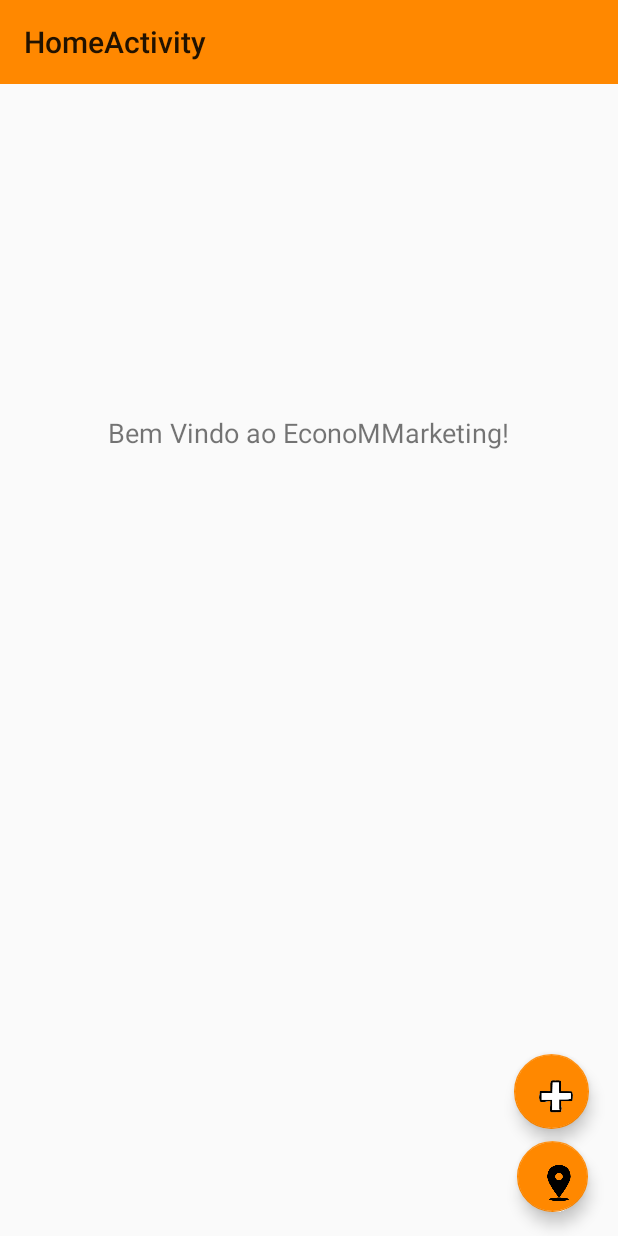
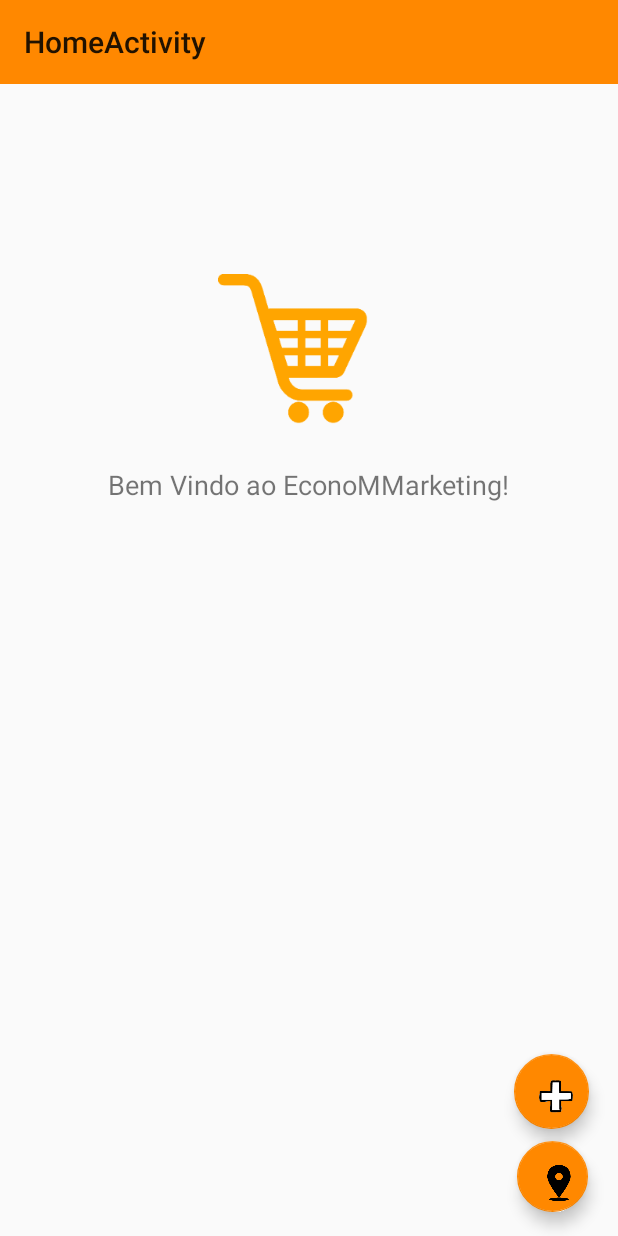
Before and after one commit to caiomnt/PI2, an Android app: the HomeActivity screen opened directly, with no data from a screen before it, on a phone screen of 412 x 824 dp. Run offline under Robolectric (Android 15) with nearby library versions, the phone set to English and light mode, and no system bars; Roboto replaces fonts that are not available here.

Commit message:
Adicao e alteracao de telas

```diff
--- a/EconoMMarket/app/src/main/AndroidManifest.xml
+++ b/EconoMMarket/app/src/main/AndroidManifest.xml
@@ -80,6 +80,7 @@
         </activity>
         <activity android:name=".OpcoesCervejas" />
         <activity android:name=".filtragem" />
+        <activity android:name=".Pacote"></activity>
     </application>
 
 </manifest>
--- a/EconoMMarket/app/src/main/java/pi2/econommarket/ConfiguracaoFirebase.java
+++ b/EconoMMarket/app/src/main/java/pi2/econommarket/ConfiguracaoFirebase.java
@@ -11,7 +11,7 @@ public class ConfiguracaoFirebase {
 
     public static DatabaseReference getFirebase(){
         if(referenciaFirebase == null){
-            referenciaFirebase = FirebaseDatabase.getInstance().getReference("pao/cerveja/Cervejas");
+            referenciaFirebase = FirebaseDatabase.getInstance().getReference("/pao/cerveja/Cervejas/-LF9QmgVUREVmJrGb-NS");
         }
         return referenciaFirebase;
     }
--- a/EconoMMarket/app/src/main/res/layout/activity_home.xml
+++ b/EconoMMarket/app/src/main/res/layout/activity_home.xml
@@ -55,6 +55,19 @@
         app:layout_constraintEnd_toEndOf="parent"
         app:layout_constraintStart_toStartOf="parent"
         app:layout_constraintTop_toBottomOf="@+id/toolbar"
-        app:layout_constraintVertical_bias="0.293" />
+        app:layout_constraintVertical_bias="0.341" />
+
+    <ImageView
+        android:id="@+id/imageView2"
+        android:layout_width="100dp"
+        android:layout_height="100dp"
+        android:layout_marginBottom="28dp"
+        android:layout_marginEnd="8dp"
+        android:layout_marginStart="8dp"
+        app:layout_constraintBottom_toTopOf="@+id/textView8"
+        app:layout_constraintEnd_toEndOf="parent"
+        app:layout_constraintHorizontal_bias="0.463"
+        app:layout_constraintStart_toStartOf="parent"
+        app:srcCompat="@mipmap/cart_512" />
 
 </android.support.constraint.ConstraintLayout>
--- a/EconoMMarket/app/src/main/res/values/styles.xml
+++ b/EconoMMarket/app/src/main/res/values/styles.xml
@@ -3,8 +3,8 @@
     <!-- Base application theme. -->
     <style name="AppTheme" parent="Theme.AppCompat.Light.DarkActionBar">
         <!-- Customize your theme here. -->
-        <item name="colorPrimary">#3F51B5</item>
-        <item name="colorPrimaryDark">#303F9F</item>
+        <item name="colorPrimary">@android:color/holo_orange_dark</item>
+        <item name="colorPrimaryDark">#f17548</item>
         <item name="colorAccent">#FF4081</item>
     </style>
 
```
Also changed, not shown: EconoMMarket/app/src/main/java/pi2/econommarket/Pacote.java (added, +13 -0 lines), EconoMMarket/app/src/main/res/layout/activity_pacote.xml (added, +21 -0 lines).
